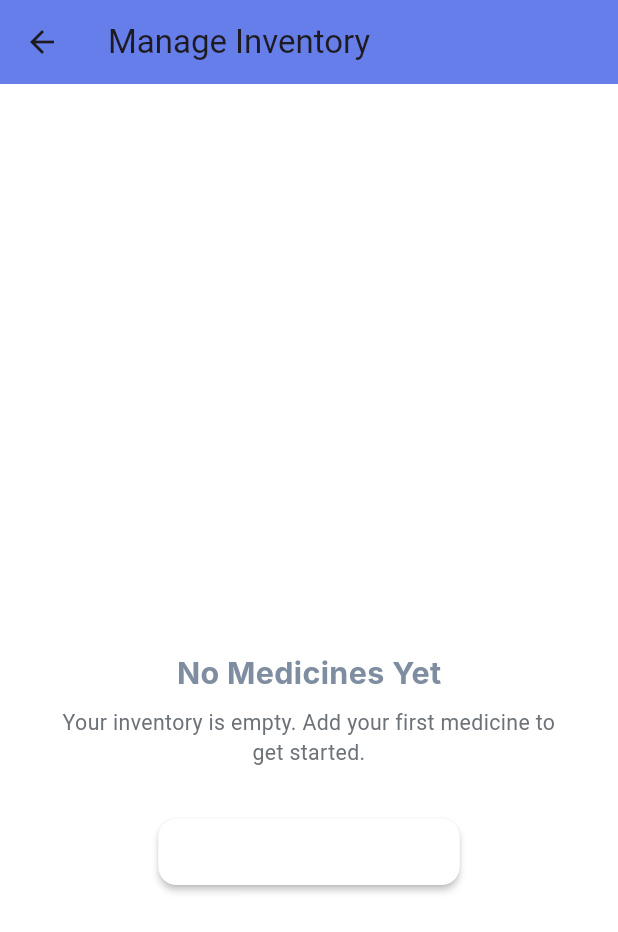
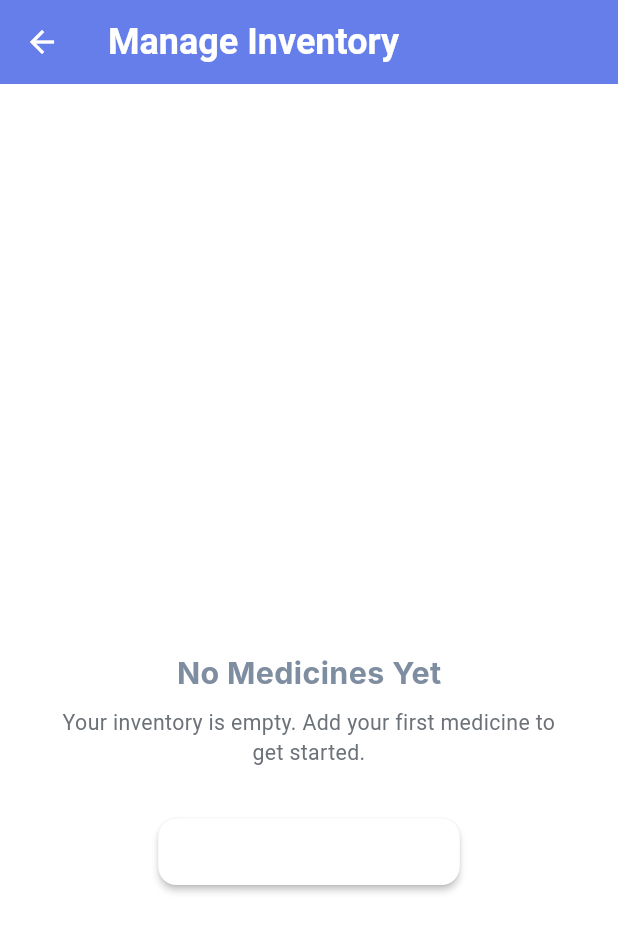
Before and after one commit to Abowaly26/pharma_dashboard, a Flutter app: the EditView screen opened by its route, on a phone screen of 412 x 824 dp. Shown: the top 932 px of the screen. Run offline on Flutter 3.47's test engine with Material 3 defaults, Android fonts, the phone set to English and light mode, and no system bars; our stand-ins replace bloc, cached_network_image, cloud_firestore, dartz, firebase_core, flutter_bloc and 8 more; accounts and stored records are empty; Roboto replaces fonts that are missing (Inter); statements that could not run were skipped.

Commit message:
feat: update EditView and EditViewBody styles for improved UI, including bold title and color adjustments

```diff
--- a/lib/features/edit_medicine/presentation/view/edit_view.dart
+++ b/lib/features/edit_medicine/presentation/view/edit_view.dart
@@ -18,7 +18,15 @@ class EditView extends StatelessWidget {
       child: Scaffold(
         backgroundColor: ColorManager.primaryColor,
         appBar: AppBar(
-          title: const Text('Manage Inventory'),
+          iconTheme: const IconThemeData(color: Colors.white),
+          title: const Text(
+            'Manage Inventory',
+            style: TextStyle(
+              color: Colors.white,
+              fontSize: 24,
+              fontWeight: FontWeight.bold,
+            ),
+          ),
           backgroundColor: const Color(0xFF667EEA),
         ),
         body: const EditViewBody(),
--- a/lib/features/edit_medicine/presentation/view/widgets/edit_view_body.dart
+++ b/lib/features/edit_medicine/presentation/view/widgets/edit_view_body.dart
@@ -188,7 +188,7 @@ class _EditViewBodyState extends State<EditViewBody> {
       onRefresh: () async {
         context.read<EditMedicineCubit>().getMedicines();
       },
-      color: ColorManager.primaryColor,
+      color: ColorManager.secondaryColor,
       child: CustomScrollView(
         physics: const AlwaysScrollableScrollPhysics(),
         slivers: [
@@ -299,6 +299,7 @@ class _EditViewBodyState extends State<EditViewBody> {
               ),
             ),
             padding: EdgeInsets.symmetric(horizontal: 16.w, vertical: 8.h),
+            checkmarkColor: Colors.white,
           );
         },
       ),
@@ -575,7 +576,11 @@ class _EditViewBodyState extends State<EditViewBody> {
               onPressed: () {
                 context.read<EditMedicineCubit>().getMedicines();
               },
-              icon: Icon(Icons.refresh, size: 18.sp),
+              icon: Icon(
+                Icons.refresh_rounded,
+                size: 18.sp,
+                color: ColorManager.secondaryColor,
+              ),
               label: Text(
                 'Try Again',
                 style: TextStyle(fontSize: 14.sp, fontWeight: FontWeight.w600),
```
